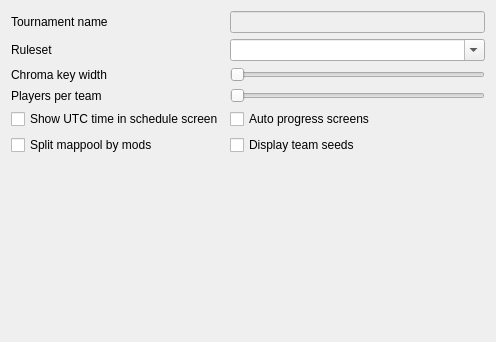
Before: the Qt Designer form Tabs/BasicInformationTab.ui in CloneWith/osu-tournament-editor, drawn with Qt 5.
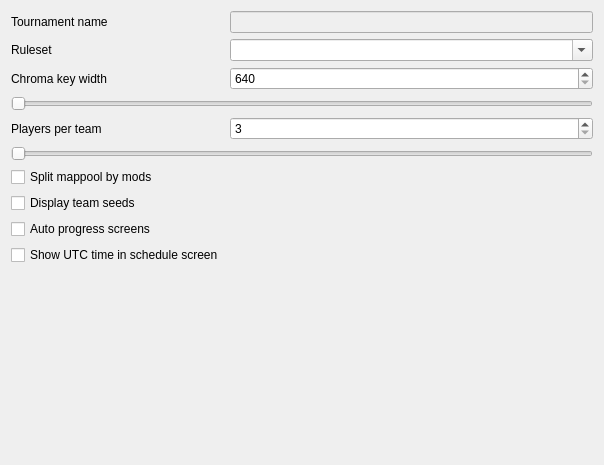
After: the same form once the commit is applied.

Commit message: Add spin box inputs for slider widgets

The edit to the form file:
```diff
--- a/Tabs/BasicInformationTab.ui
+++ b/Tabs/BasicInformationTab.ui
@@ -6,8 +6,8 @@
    <rect>
     <x>0</x>
     <y>0</y>
-    <width>496</width>
-    <height>342</height>
+    <width>604</width>
+    <height>465</height>
    </rect>
   </property>
   <property name="sizePolicy">
@@ -110,9 +110,60 @@
     </widget>
    </item>
    <item row="2" column="1">
+    <widget class="QSpinBox" name="inputChromaWidth">
+     <property name="sizePolicy">
+      <sizepolicy hsizetype="Expanding" vsizetype="Fixed">
+       <horstretch>0</horstretch>
+       <verstretch>0</verstretch>
+      </sizepolicy>
+     </property>
+     <property name="minimum">
+      <number>640</number>
+     </property>
+     <property name="maximum">
+      <number>1366</number>
+     </property>
+     <property name="singleStep">
+      <number>10</number>
+     </property>
+    </widget>
+   </item>
+   <item row="4" column="0">
+    <widget class="QLabel" name="labelPlayersPerTeam">
+     <property name="sizePolicy">
+      <sizepolicy hsizetype="Preferred" vsizetype="Preferred">
+       <horstretch>0</horstretch>
+       <verstretch>0</verstretch>
+      </sizepolicy>
+     </property>
+     <property name="text">
+      <string>Players per team</string>
+     </property>
+     <property name="alignment">
+      <set>Qt::AlignmentFlag::AlignLeading|Qt::AlignmentFlag::AlignLeft|Qt::AlignmentFlag::AlignVCenter</set>
+     </property>
+    </widget>
+   </item>
+   <item row="4" column="1">
+    <widget class="QSpinBox" name="inputPlayersPerTeam">
+     <property name="sizePolicy">
+      <sizepolicy hsizetype="Expanding" vsizetype="Fixed">
+       <horstretch>0</horstretch>
+       <verstretch>0</verstretch>
+      </sizepolicy>
+     </property>
+     <property name="minimum">
+      <number>3</number>
+     </property>
+     <property name="maximum">
+      <number>4</number>
+     </property>
+    </widget>
+   </item>
+   <item row="3" column="0" colspan="2">
     <widget class="QSlider" name="sliderChromaWidth">
      <property name="sizePolicy">
-      <sizepolicy hsizetype="Expanding" vsizetype="Maximum">
+      <sizepolicy hsizetype="Minimum" vsizetype="Maximum">
        <horstretch>0</horstretch>
        <verstretch>0</verstretch>
       </sizepolicy>
@@ -140,72 +191,62 @@
      </property>
     </widget>
    </item>
-   <item row="3" column="0">
-    <widget class="QLabel" name="labelPlayersPerTeam">
-     <property name="sizePolicy">
-      <sizepolicy hsizetype="Preferred" vsizetype="Preferred">
-       <horstretch>0</horstretch>
-       <verstretch>0</verstretch>
-      </sizepolicy>
-     </property>
-     <property name="text">
-      <string>Players per team</string>
-     </property>
-     <property name="alignment">
-      <set>Qt::AlignmentFlag::AlignLeading|Qt::AlignmentFlag::AlignLeft|Qt::AlignmentFlag::AlignVCenter</set>
-     </property>
-    </widget>
-   </item>
-   <item row="3" column="1">
-    <widget class="QSlider" name="sliderPlayersPerTeam">
-     <property name="minimum">
-      <number>3</number>
-     </property>
-     <property name="maximum">
-      <number>4</number>
-     </property>
-     <property name="pageStep">
-      <number>1</number>
-     </property>
-     <property name="orientation">
-      <enum>Qt::Orientation::Horizontal</enum>
-     </property>
-    </widget>
-   </item>
-   <item row="4" column="0">
-    <widget class="QCheckBox" name="switchShowUtcTime">
-     <property name="sizePolicy">
-      <sizepolicy hsizetype="Minimum" vsizetype="Fixed">
-       <horstretch>0</horstretch>
-       <verstretch>0</verstretch>
-      </sizepolicy>
-     </property>
-     <property name="text">
-      <string>Show UTC time in schedule screen</string>
-     </property>
-    </widget>
-   </item>
-   <item row="4" column="1">
+   <item row="8" column="0">
     <widget class="QCheckBox" name="switchAutoProgress">
      <property name="text">
       <string>Auto progress screens</string>
      </property>
     </widget>
    </item>
-   <item row="5" column="0">
-    <widget class="QCheckBox" name="switchSplitByMods">
-     <property name="text">
-      <string>Split mappool by mods</string>
-     </property>
-    </widget>
-   </item>
-   <item row="5" column="1">
+   <item row="7" column="0">
     <widget class="QCheckBox" name="switchDisplaySeeds">
      <property name="text">
       <string>Display team seeds</string>
      </property>
     </widget>
    </item>
+   <item row="6" column="0">
+    <widget class="QCheckBox" name="switchSplitByMods">
+     <property name="text">
+      <string>Split mappool by mods</string>
+     </property>
+    </widget>
+   </item>
+   <item row="9" column="0">
+    <widget class="QCheckBox" name="switchShowUtcTime">
+     <property name="sizePolicy">
+      <sizepolicy hsizetype="Minimum" vsizetype="Fixed">
+       <horstretch>0</horstretch>
+       <verstretch>0</verstretch>
+      </sizepolicy>
+     </property>
+     <property name="text">
+      <string>Show UTC time in schedule screen</string>
+     </property>
+    </widget>
+   </item>
+   <item row="5" column="0" colspan="2">
+    <widget class="QSlider" name="sliderPlayersPerTeam">
+     <property name="sizePolicy">
+      <sizepolicy hsizetype="Expanding" vsizetype="Preferred">
+       <horstretch>0</horstretch>
+       <verstretch>0</verstretch>
+      </sizepolicy>
+     </property>
+     <property name="minimum">
+      <number>3</number>
+     </property>
+     <property name="maximum">
+      <number>4</number>
+     </property>
+     <property name="pageStep">
+      <number>1</number>
+     </property>
+     <property name="orientation">
+      <enum>Qt::Orientation::Horizontal</enum>
+     </property>
+    </widget>
+   </item>
   </layout>
  </widget>
  <resources/>
```
The commit also changes 2 other files.
